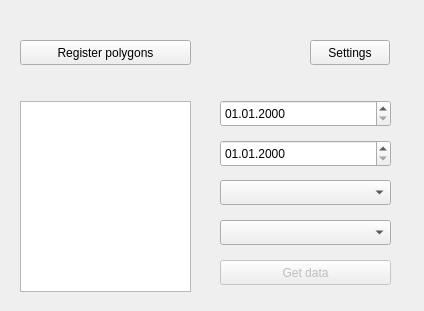
OpenGeoLabs/qgis-world-from-space-plugin, file world_from_space_widget_base.ui: the form before one commit.
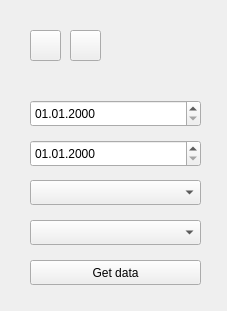
The form after the commit. Custom widgets are drawn as their Qt base class.

Diff of the .ui file:
```diff
--- a/world_from_space_widget_base.ui
+++ b/world_from_space_widget_base.ui
@@ -6,7 +6,7 @@
    <rect>
     <x>0</x>
     <y>0</y>
-    <width>424</width>
+    <width>227</width>
     <height>311</height>
    </rect>
   </property>
@@ -19,36 +19,13 @@
   <property name="windowTitle">
    <string>Dyna Crop</string>
   </property>
-  <widget class="QPushButton" name="pushButtonRegisterPolygons">
-   <property name="geometry">
-    <rect>
-     <x>20</x>
-     <y>40</y>
-     <width>171</width>
-     <height>25</height>
-    </rect>
-   </property>
-   <property name="text">
-    <string>Register polygons</string>
-   </property>
-  </widget>
-  <widget class="QListWidget" name="listWidgetPolygons">
-   <property name="geometry">
-    <rect>
-     <x>20</x>
-     <y>101</y>
-     <width>171</width>
-     <height>191</height>
-    </rect>
-   </property>
-  </widget>
   <widget class="QPushButton" name="pushButtonGetIndex">
    <property name="enabled">
-    <bool>false</bool>
+    <bool>true</bool>
    </property>
    <property name="geometry">
     <rect>
-     <x>220</x>
+     <x>30</x>
      <y>260</y>
      <width>171</width>
      <height>25</height>
@@ -61,7 +38,7 @@
   <widget class="QgsDateTimeEdit" name="mDateTimeEditStart">
    <property name="geometry">
     <rect>
-     <x>220</x>
+     <x>30</x>
      <y>100</y>
      <width>171</width>
      <height>27</height>
@@ -74,7 +51,7 @@
   <widget class="QgsDateTimeEdit" name="mDateTimeEditEnd">
    <property name="geometry">
     <rect>
-     <x>220</x>
+     <x>30</x>
      <y>140</y>
      <width>171</width>
      <height>27</height>
@@ -87,7 +64,7 @@
   <widget class="QComboBox" name="comboBoxIndexes">
    <property name="geometry">
     <rect>
-     <x>220</x>
+     <x>30</x>
      <y>180</y>
      <width>171</width>
      <height>25</height>
@@ -97,26 +74,45 @@
   <widget class="QPushButton" name="pushButtonSettings">
    <property name="geometry">
     <rect>
-     <x>310</x>
-     <y>40</y>
-     <width>80</width>
-     <height>25</height>
+     <x>30</x>
+     <y>30</y>
+     <width>31</width>
+     <height>31</height>
     </rect>
    </property>
-   <property name="text">
+   <property name="toolTip">
     <string>Settings</string>
    </property>
+   <property name="text">
+    <string/>
+   </property>
   </widget>
   <widget class="QComboBox" name="comboBoxTypes">
    <property name="geometry">
     <rect>
-     <x>220</x>
+     <x>30</x>
      <y>220</y>
      <width>171</width>
      <height>25</height>
     </rect>
    </property>
   </widget>
+  <widget class="QPushButton" name="pushButtonSave">
+   <property name="geometry">
+    <rect>
+     <x>70</x>
+     <y>30</y>
+     <width>31</width>
+     <height>31</height>
+    </rect>
+   </property>
+   <property name="toolTip">
+    <string>Save Layers</string>
+   </property>
+   <property name="text">
+    <string/>
+   </property>
+  </widget>
  </widget>
  <customwidgets>
   <customwidget>
```
